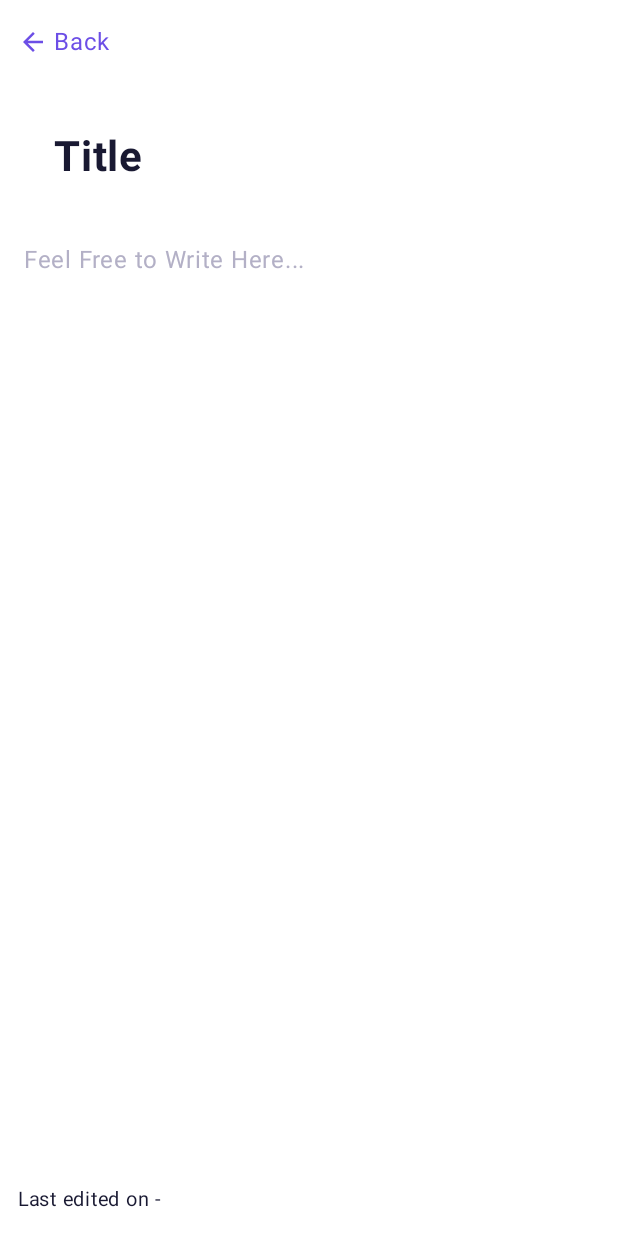
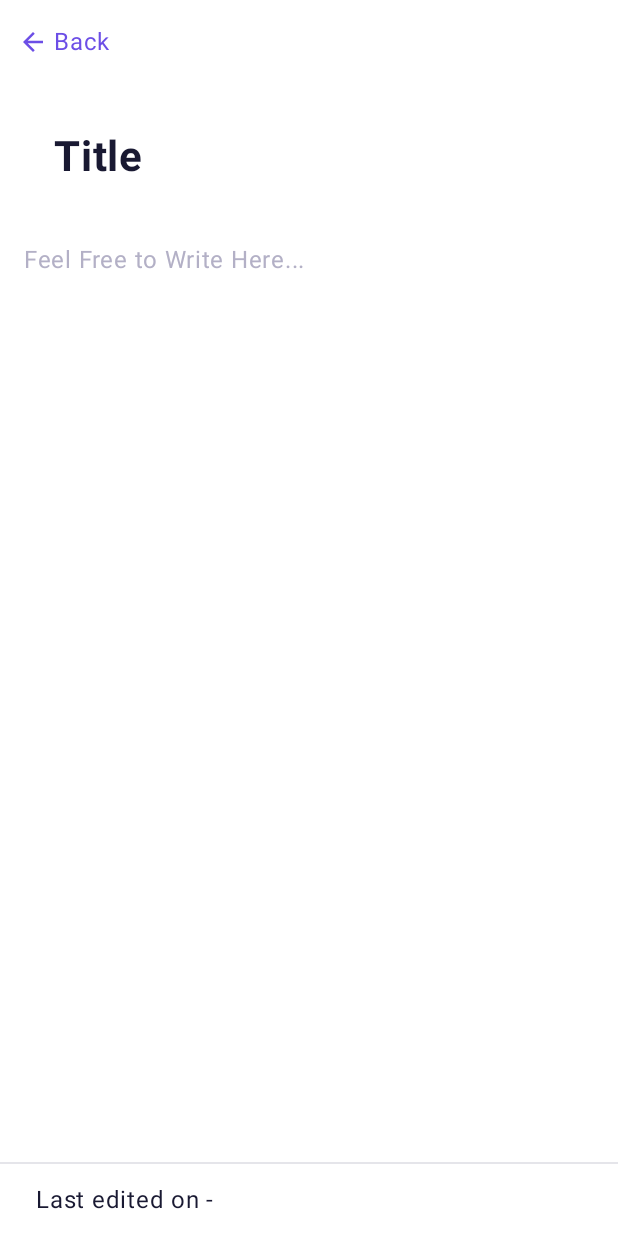
Before and after one commit to AliMajidi1/simplenote, an Android app built with Jetpack Compose: the NoteEditScreen screen opened through its navigation route, on a phone screen of 412 x 824 dp. Run offline under Robolectric (Android 15) with nearby library versions, the phone set to English and light mode, and no system bars.

Commit message:
Update delete icon and adjust layout in NoteEditScreen for improved UI

```diff
--- a/app/src/main/java/com/example/simplenote/ui/screens/NoteEditScreen.kt
+++ b/app/src/main/java/com/example/simplenote/ui/screens/NoteEditScreen.kt
@@ -157,12 +157,11 @@ fun NoteEditScreen(
                 maxLines = 20
             )
         }
+        Divider(color = Color(0xFFE5E5EA), thickness = 1.dp)
         Row(
             modifier = Modifier
                 .fillMaxWidth()
-                .height(48.dp)
-                .background(Color.White)
-                .padding(start = 12.dp, end = 0.dp, bottom = 0.dp, top = 0.dp),
+                .height(48.dp),
             verticalAlignment = Alignment.CenterVertically
         ) {
             Text(
@@ -175,14 +174,16 @@ fun NoteEditScreen(
                     }
                 } ?: "-"),
                 color = Color(0xFF191932),
-                fontSize = 13.sp,
-                modifier = Modifier.weight(1f)
+                fontSize = 16.sp,
+                modifier = Modifier
+                    .weight(1f)
+                    .padding(start = 24.dp)
             )
             if (noteId != null) {
                 Box(
                     modifier = Modifier
                         .size(48.dp)
-                        .background(Color(0xFF6C4EE6), shape = RoundedCornerShape(0.dp))
+                        .background(Color(0xFF6C00E6))
                         .clickable { showDeleteDialog = true },
                     contentAlignment = Alignment.Center
                 ) {
--- a/app/src/main/res/drawable/ic_delete.xml
+++ b/app/src/main/res/drawable/ic_delete.xml
@@ -6,5 +6,5 @@
     android:viewportHeight="24">
     <path
         android:fillColor="#FFFFFFFF"
-        android:pathData="M3 6h18M9 6V4a1 1 0 0 1 1-1h4a1 1 0 0 1 1 1v2m2 0v14a2 2 0 0 1-2 2H7a2 2 0 0 1-2-2V6h14zM10 11v6M14 11v6"/>
+        android:pathData="M6 19c0 1.1.9 2 2 2h8c1.1 0 2-.9 2-2V7H6v12zM19 4h-3.5l-1-1h-5l-1 1H5v2h14V4z"/>
 </vector>
```
